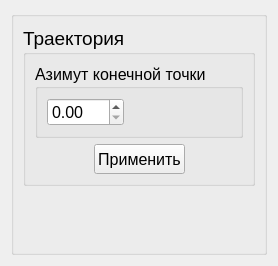
Before: the Qt Designer form src/Application/GUI/UI/optdronewindow.ui in Nisitka/air-trail-generator, drawn with Qt 5.
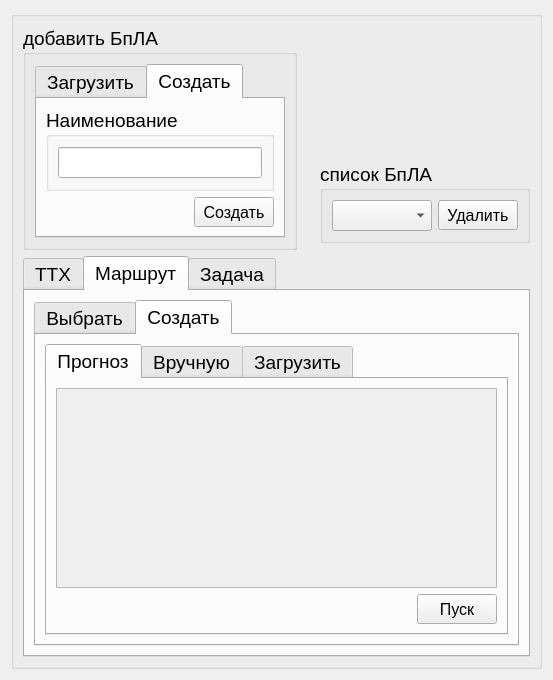
After: the same form once the commit is applied.

What changed in the file:
```diff
--- a/src/Application/GUI/UI/optdronewindow.ui
+++ b/src/Application/GUI/UI/optdronewindow.ui
@@ -6,143 +6,458 @@
    <rect>
     <x>0</x>
     <y>0</y>
-    <width>278</width>
-    <height>266</height>
+    <width>553</width>
+    <height>680</height>
    </rect>
   </property>
   <property name="windowTitle">
    <string>Form</string>
   </property>
-  <layout class="QHBoxLayout" name="horizontalLayout_3">
+  <layout class="QHBoxLayout" name="horizontalLayout_9">
    <item>
-    <widget class="QGroupBox" name="mainGroupBox">
+    <widget class="QGroupBox" name="groupBox">
+     <property name="sizePolicy">
+      <sizepolicy hsizetype="Preferred" vsizetype="Preferred">
+       <horstretch>0</horstretch>
+       <verstretch>0</verstretch>
+      </sizepolicy>
+     </property>
+     <property name="minimumSize">
+      <size>
+       <width>0</width>
+       <height>0</height>
+      </size>
+     </property>
      <property name="title">
       <string/>
      </property>
      <layout class="QVBoxLayout" name="verticalLayout_2">
       <item>
-       <widget class="QGroupBox" name="trailGroupBox">
+       <layout class="QHBoxLayout" name="horizontalLayout_2">
+        <item>
+         <widget class="QGroupBox" name="createDronesGroupBox">
+          <property name="sizePolicy">
+           <sizepolicy hsizetype="Maximum" vsizetype="Maximum">
+            <horstretch>0</horstretch>
+            <verstretch>0</verstretch>
+           </sizepolicy>
+          </property>
+          <property name="font">
+           <font>
+            <pointsize>14</pointsize>
+           </font>
+          </property>
+          <property name="title">
+           <string>добавить БпЛА</string>
+          </property>
+          <layout class="QVBoxLayout" name="verticalLayout_3">
+           <item>
+            <widget class="QTabWidget" name="addDroneTabWidget">
+             <property name="sizePolicy">
+              <sizepolicy hsizetype="Maximum" vsizetype="Maximum">
+               <horstretch>0</horstretch>
+               <verstretch>0</verstretch>
+              </sizepolicy>
+             </property>
+             <property name="minimumSize">
+              <size>
+               <width>250</width>
+               <height>0</height>
+              </size>
+             </property>
+             <property name="currentIndex">
+              <number>1</number>
+             </property>
+             <widget class="QWidget" name="tab">
+              <attribute name="title">
+               <string>Загрузить</string>
+              </attribute>
+              <layout class="QVBoxLayout" name="verticalLayout_7">
+               <item>
+                <widget class="QGroupBox" name="dirLoadDroneGroupBox">
+                 <property name="font">
+                  <font>
+                   <pointsize>14</pointsize>
+                  </font>
+                 </property>
+                 <property name="title">
+                  <string>Путь</string>
+                 </property>
+                 <layout class="QVBoxLayout" name="verticalLayout_6">
+                  <item>
+                   <widget class="QLineEdit" name="dirLoadDroneLineEdit"/>
+                  </item>
+                 </layout>
+                </widget>
+               </item>
+               <item>
+                <layout class="QHBoxLayout" name="horizontalLayout_5">
+                 <item>
+                  <spacer name="horizontalSpacer_5">
+                   <property name="orientation">
+                    <enum>Qt::Horizontal</enum>
+                   </property>
+                   <property name="sizeHint" stdset="0">
+                    <size>
+                     <width>40</width>
+                     <height>20</height>
+                    </size>
+                   </property>
+                  </spacer>
+                 </item>
+                 <item>
+                  <widget class="QPushButton" name="loadDroneButton">
+                   <property name="minimumSize">
+                    <size>
+                     <width>0</width>
+                     <height>30</height>
+                    </size>
+                   </property>
+                   <property name="font">
+                    <font>
+                     <pointsize>12</pointsize>
+                    </font>
+                   </property>
+                   <property name="text">
+                    <string>Загрузить</string>
+                   </property>
+                  </widget>
+                 </item>
+                </layout>
+               </item>
+              </layout>
+             </widget>
+             <widget class="QWidget" name="tab_2">
+              <attribute name="title">
+               <string>Создать</string>
+              </attribute>
+              <layout class="QVBoxLayout" name="verticalLayout_5">
+               <item>
+                <widget class="QGroupBox" name="nameNewDronGroupBox">
+                 <property name="font">
+                  <font>
+                   <pointsize>14</pointsize>
+                  </font>
+                 </property>
+                 <property name="title">
+                  <string>Наименование</string>
+                 </property>
+                 <layout class="QVBoxLayout" name="verticalLayout_4">
+                  <item>
+                   <widget class="QLineEdit" name="nameNewDroneLineEdit">
+                    <property name="minimumSize">
+                     <size>
+                      <width>0</width>
+                      <height>25</height>
+                     </size>
+                    </property>
+                   </widget>
+                  </item>
+                 </layout>
+                </widget>
+               </item>
+               <item>
+                <layout class="QHBoxLayout" name="horizontalLayout_4">
+                 <item>
+                  <spacer name="horizontalSpacer_4">
+                   <property name="orientation">
+                    <enum>Qt::Horizontal</enum>
+                   </property>
+                   <property name="sizeHint" stdset="0">
+                    <size>
+                     <width>40</width>
+                     <height>20</height>
+                    </size>
+                   </property>
+                  </spacer>
+                 </item>
+                 <item>
+                  <widget class="QPushButton" name="createNewDroneButton">
+                   <property name="minimumSize">
+                    <size>
+                     <width>0</width>
+                     <height>30</height>
+                    </size>
+                   </property>
+                   <property name="font">
+                    <font>
+                     <pointsize>12</pointsize>
+                    </font>
+                   </property>
+                   <property name="text">
+                    <string>Создать</string>
+                   </property>
+                  </widget>
+                 </item>
+                </layout>
+               </item>
+              </layout>
+             </widget>
+            </widget>
+           </item>
+          </layout>
+         </widget>
+        </item>
+        <item>
+         <spacer name="horizontalSpacer">
+          <property name="orientation">
+           <enum>Qt::Horizontal</enum>
+          </property>
+          <property name="sizeHint" stdset="0">
+           <size>
+            <width>98</width>
+            <height>205</height>
+           </size>
+          </property>
+         </spacer>
+        </item>
+        <item>
+         <layout class="QVBoxLayout" name="verticalLayout_17">
+          <item>
+           <spacer name="verticalSpacer_3">
+            <property name="orientation">
+             <enum>Qt::Vertical</enum>
+            </property>
+            <property name="sizeType">
+             <enum>QSizePolicy::Fixed</enum>
+            </property>
+            <property name="sizeHint" stdset="0">
+             <size>
+              <width>20</width>
+              <height>130</height>
+             </size>
+            </property>
+           </spacer>
+          </item>
+          <item>
+           <widget class="QGroupBox" name="listDronesGroupBox">
+            <property name="sizePolicy">
+             <sizepolicy hsizetype="Maximum" vsizetype="Maximum">
+              <horstretch>0</horstretch>
+              <verstretch>0</verstretch>
+             </sizepolicy>
+            </property>
+            <property name="font">
+             <font>
+              <pointsize>14</pointsize>
+             </font>
+            </property>
+            <property name="title">
+             <string>список БпЛА</string>
+            </property>
+            <layout class="QHBoxLayout" name="horizontalLayout_3">
+             <item>
+              <widget class="QComboBox" name="comboBox"/>
+             </item>
+             <item>
+              <widget class="QPushButton" name="delDroneButton">
+               <property name="minimumSize">
+                <size>
+                 <width>0</width>
+                 <height>30</height>
+                </size>
+               </property>
+               <property name="font">
+                <font>
+                 <pointsize>12</pointsize>
+                </font>
+               </property>
+               <property name="text">
+                <string>Удалить</string>
+               </property>
+              </widget>
+             </item>
+            </layout>
+           </widget>
+          </item>
+         </layout>
+        </item>
+       </layout>
+      </item>
+      <item>
+       <widget class="QTabWidget" name="curDroneTabWidget">
+        <property name="sizePolicy">
+         <sizepolicy hsizetype="Minimum" vsizetype="Expanding">
+          <horstretch>0</horstretch>
+          <verstretch>0</verstretch>
+         </sizepolicy>
+        </property>
         <property name="font">
          <font>
           <pointsize>14</pointsize>
          </font>
         </property>
-        <property name="title">
-         <string>Траектория</string>
+        <property name="currentIndex">
+         <number>1</number>
         </property>
-        <layout class="QVBoxLayout" name="verticalLayout">
-         <item>
-          <widget class="QGroupBox" name="groupBox">
-           <property name="minimumSize">
-            <size>
-             <width>200</width>
-             <height>0</height>
-            </size>
-           </property>
-           <property name="font">
-            <font>
-             <pointsize>12</pointsize>
-            </font>
-           </property>
-           <property name="title">
-            <string>Азимут конечной точки</string>
-           </property>
-           <layout class="QHBoxLayout" name="horizontalLayout">
-            <item>
-             <widget class="QDoubleSpinBox" name="angleESpinBox">
-              <property name="font">
-               <font>
-                <pointsize>12</pointsize>
-               </font>
-              </property>
-              <property name="prefix">
-               <string comment="град."/>
-              </property>
-              <property name="maximum">
-               <double>359.990000000000009</double>
-              </property>
-             </widget>
-            </item>
-            <item>
-             <spacer name="horizontalSpacer">
-              <property name="orientation">
-               <enum>Qt::Horizontal</enum>
-              </property>
-              <property name="sizeHint" stdset="0">
-               <size>
-                <width>148</width>
-                <height>17</height>
-               </size>
-              </property>
-             </spacer>
-            </item>
-           </layout>
-          </widget>
-         </item>
-         <item>
-          <layout class="QHBoxLayout" name="horizontalLayout_2">
-           <item>
-            <spacer name="horizontalSpacer_2">
-             <property name="orientation">
-              <enum>Qt::Horizontal</enum>
-             </property>
-             <property name="sizeHint" stdset="0">
-              <size>
-               <width>40</width>
-               <height>20</height>
-              </size>
-             </property>
-            </spacer>
-           </item>
-           <item>
-            <widget class="QPushButton" name="setTrakButton">
-             <property name="minimumSize">
-              <size>
-               <width>0</width>
-               <height>30</height>
-              </size>
-             </property>
-             <property name="font">
-              <font>
-               <pointsize>12</pointsize>
-              </font>
-             </property>
-             <property name="text">
-              <string>Применить</string>
-             </property>
+        <widget class="QWidget" name="tab_8">
+         <attribute name="title">
+          <string>ТТХ</string>
+         </attribute>
+         <layout class="QVBoxLayout" name="verticalLayout_19"/>
+        </widget>
+        <widget class="QWidget" name="tab_9">
+         <attribute name="title">
+          <string>Маршрут</string>
+         </attribute>
+         <layout class="QVBoxLayout" name="verticalLayout_22">
+          <item>
+           <widget class="QTabWidget" name="tabWidget">
+            <property name="currentIndex">
+             <number>1</number>
+            </property>
+            <widget class="QWidget" name="tab_5">
+             <attribute name="title">
+              <string>Выбрать</string>
+             </attribute>
+             <layout class="QHBoxLayout" name="horizontalLayout">
+              <item>
+               <widget class="QGroupBox" name="TrailsGroupBox">
+                <property name="font">
+                 <font>
+                  <pointsize>14</pointsize>
+                 </font>
+                </property>
+                <property name="title">
+                 <string>Маршруты</string>
+                </property>
+                <layout class="QHBoxLayout" name="horizontalLayout_7">
+                 <item>
+                  <widget class="QListWidget" name="listWidget"/>
+                 </item>
+                </layout>
+               </widget>
+              </item>
+              <item>
+               <widget class="QGroupBox" name="infoTrailGroupBox">
+                <property name="font">
+                 <font>
+                  <pointsize>14</pointsize>
+                 </font>
+                </property>
+                <property name="title">
+                 <string>Сведенья</string>
+                </property>
+                <layout class="QVBoxLayout" name="verticalLayout">
+                 <item>
+                  <widget class="QScrollArea" name="scrollArea_2">
+                   <property name="widgetResizable">
+                    <bool>true</bool>
+                   </property>
+                   <widget class="QWidget" name="scrollAreaWidgetContents_2">
+                    <property name="geometry">
+                     <rect>
+                      <x>0</x>
+                      <y>0</y>
+                      <width>163</width>
+                      <height>270</height>
+                     </rect>
+                    </property>
+                   </widget>
+                  </widget>
+                 </item>
+                </layout>
+               </widget>
+              </item>
+             </layout>
+             <zorder>listWidget</zorder>
+             <zorder>TrailsGroupBox</zorder>
+             <zorder>infoTrailGroupBox</zorder>
             </widget>
-           </item>
-           <item>
-            <spacer name="horizontalSpacer_3">
-             <property name="orientation">
-              <enum>Qt::Horizontal</enum>
-             </property>
-             <property name="sizeHint" stdset="0">
-              <size>
-               <width>40</width>
-               <height>20</height>
-              </size>
-             </property>
-            </spacer>
-           </item>
-          </layout>
-         </item>
-        </layout>
+            <widget class="QWidget" name="tab_6">
+             <attribute name="title">
+              <string>Создать</string>
+             </attribute>
+             <layout class="QHBoxLayout" name="horizontalLayout_8">
+              <item>
+               <widget class="QTabWidget" name="createTrailsTabWidget">
+                <property name="currentIndex">
+                 <number>0</number>
+                </property>
+                <widget class="QWidget" name="tab_3">
+                 <attribute name="title">
+                  <string>Прогноз</string>
+                 </attribute>
+                 <layout class="QVBoxLayout" name="verticalLayout_8">
+                  <item>
+                   <widget class="QScrollArea" name="scrollArea">
+                    <property name="widgetResizable">
+                     <bool>true</bool>
+                    </property>
+                    <widget class="QWidget" name="scrollAreaWidgetContents">
+                     <property name="geometry">
+                      <rect>
+                       <x>0</x>
+                       <y>0</y>
+                       <width>441</width>
+                       <height>221</height>
+                      </rect>
+                     </property>
+                    </widget>
+                   </widget>
+                  </item>
+                  <item>
+                   <layout class="QHBoxLayout" name="horizontalLayout_6">
+                    <item>
+                     <spacer name="horizontalSpacer_2">
+                      <property name="orientation">
+                       <enum>Qt::Horizontal</enum>
+                      </property>
+                      <property name="sizeHint" stdset="0">
+                       <size>
+                        <width>40</width>
+                        <height>20</height>
+                       </size>
+                      </property>
+                     </spacer>
+                    </item>
+                    <item>
+                     <widget class="QPushButton" name="runPredictTrailButton">
+                      <property name="minimumSize">
+                       <size>
+                        <width>0</width>
+                        <height>30</height>
+                       </size>
+                      </property>
+                      <property name="font">
+                       <font>
+                        <pointsize>12</pointsize>
+                       </font>
+                      </property>
+                      <property name="text">
+                       <string>Пуск</string>
+                      </property>
+                     </widget>
+                    </item>
+                   </layout>
+                  </item>
+                 </layout>
+                </widget>
+                <widget class="QWidget" name="tab_4">
+                 <attribute name="title">
+                  <string>Вручную</string>
+                 </attribute>
+                </widget>
+                <widget class="QWidget" name="tab_7">
+                 <attribute name="title">
+                  <string>Загрузить</string>
+                 </attribute>
+                </widget>
+               </widget>
+              </item>
+             </layout>
+            </widget>
+           </widget>
+          </item>
+         </layout>
+        </widget>
+        <widget class="QWidget" name="tab_10">
+         <attribute name="title">
+          <string>Задача</string>
+         </attribute>
+        </widget>
        </widget>
       </item>
-      <item>
-       <spacer name="verticalSpacer">
-        <property name="orientation">
-         <enum>Qt::Vertical</enum>
-        </property>
-        <property name="sizeHint" stdset="0">
-         <size>
-          <width>20</width>
-          <height>15</height>
-         </size>
-        </property>
-       </spacer>
-      </item>
      </layout>
     </widget>
    </item>
```
